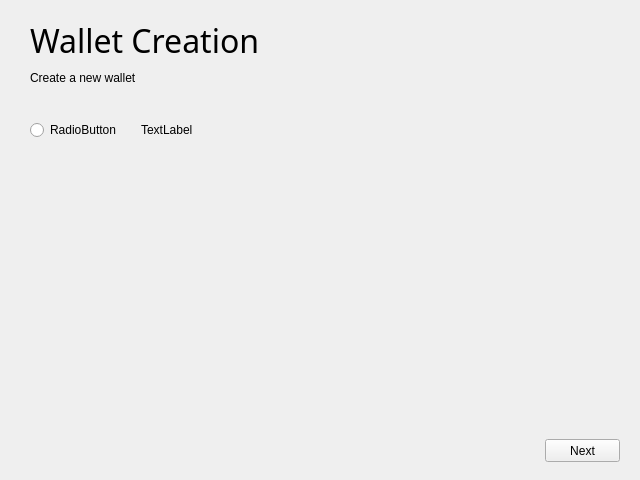
Old version of the form wallet/designer/onboarding.ui in the repository HarukaMa/aleo-wallet.
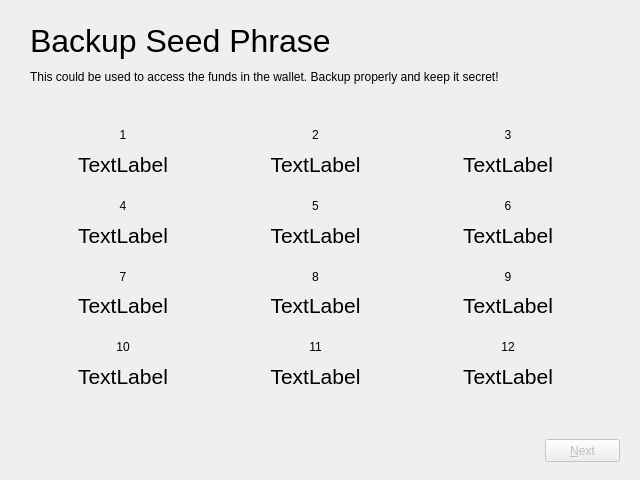
New version of the form. The open tabs and pages were chosen to show the change. Custom widgets are drawn as their Qt base class.

```diff
--- a/wallet/designer/onboarding.ui
+++ b/wallet/designer/onboarding.ui
@@ -53,6 +53,9 @@
     </item>
     <item>
      <widget class="CrossPushButton" name="next_button">
+      <property name="enabled">
+       <bool>false</bool>
+      </property>
       <property name="sizePolicy">
        <sizepolicy hsizetype="Fixed" vsizetype="Fixed">
         <horstretch>0</horstretch>
@@ -72,7 +75,7 @@
        </size>
       </property>
       <property name="text">
-       <string>Next</string>
+       <string>&amp;Next</string>
       </property>
      </widget>
     </item>
@@ -100,15 +103,8 @@
        <height>41</height>
       </rect>
      </property>
-     <property name="sizePolicy">
-      <sizepolicy hsizetype="MinimumExpanding" vsizetype="Preferred">
-       <horstretch>0</horstretch>
-       <verstretch>0</verstretch>
-      </sizepolicy>
-     </property>
      <property name="font">
       <font>
-       <family>A-OTF Gothic BBB Pr5</family>
        <pointsize>24</pointsize>
       </font>
      </property>
@@ -126,10 +122,13 @@
       </rect>
      </property>
      <property name="text">
-      <string>Create a new wallet</string>
+      <string>Create or import a wallet</string>
+     </property>
+     <property name="alignment">
+      <set>Qt::AlignLeading|Qt::AlignLeft|Qt::AlignTop</set>
      </property>
     </widget>
-    <widget class="QWidget" name="">
+    <widget class="QWidget" name="layoutWidget">
      <property name="geometry">
       <rect>
        <x>30</x>
@@ -140,29 +139,664 @@
      </property>
      <layout class="QFormLayout" name="formLayout">
       <property name="formAlignment">
-       <set>Qt::AlignLeading|Qt::AlignLeft|Qt::AlignTop</set>
+       <set>Qt::AlignLeading|Qt::AlignLeft|Qt::AlignVCenter</set>
       </property>
       <property name="horizontalSpacing">
-       <number>20</number>
+       <number>50</number>
       </property>
-      <item row="0" column="0">
-       <widget class="QRadioButton" name="radioButton">
-        <property name="text">
-         <string>RadioButton</string>
-        </property>
-       </widget>
-      </item>
+      <property name="verticalSpacing">
+       <number>100</number>
+      </property>
       <item row="0" column="1">
        <widget class="QLabel" name="label_2">
         <property name="text">
-         <string>TextLabel</string>
+         <string>Create a new wallet from scratch. You can import existing private keys afterwards.</string>
         </property>
+        <property name="wordWrap">
+         <bool>true</bool>
+        </property>
        </widget>
       </item>
      </layout>
     </widget>
    </widget>
-   <widget class="QWidget" name="page_2"/>
+   <widget class="QWidget" name="create_1">
+    <widget class="QLabel" name="label_5">
+     <property name="geometry">
+      <rect>
+       <x>30</x>
+       <y>20</y>
+       <width>581</width>
+       <height>41</height>
+      </rect>
+     </property>
+     <property name="font">
+      <font>
+       <pointsize>24</pointsize>
+      </font>
+     </property>
+     <property name="text">
+      <string>Create Password</string>
+     </property>
+    </widget>
+    <widget class="QWidget" name="verticalLayoutWidget">
+     <property name="geometry">
+      <rect>
+       <x>29</x>
+       <y>120</y>
+       <width>571</width>
+       <height>261</height>
+      </rect>
+     </property>
+     <layout class="QVBoxLayout" name="verticalLayout">
+      <item>
+       <spacer name="verticalSpacer">
+        <property name="orientation">
+         <enum>Qt::Vertical</enum>
+        </property>
+        <property name="sizeHint" stdset="0">
+         <size>
+          <width>20</width>
+          <height>40</height>
+         </size>
+        </property>
+       </spacer>
+      </item>
+      <item>
+       <widget class="QLabel" name="label_6">
+        <property name="text">
+         <string>Password</string>
+        </property>
+       </widget>
+      </item>
+      <item>
+       <widget class="QLineEdit" name="password_input">
+        <property name="echoMode">
+         <enum>QLineEdit::Password</enum>
+        </property>
+       </widget>
+      </item>
+      <item>
+       <spacer name="verticalSpacer_2">
+        <property name="orientation">
+         <enum>Qt::Vertical</enum>
+        </property>
+        <property name="sizeHint" stdset="0">
+         <size>
+          <width>20</width>
+          <height>40</height>
+         </size>
+        </property>
+       </spacer>
+      </item>
+      <item>
+       <widget class="QLabel" name="label_7">
+        <property name="text">
+         <string>Confirm password</string>
+        </property>
+       </widget>
+      </item>
+      <item>
+       <widget class="QLineEdit" name="password_confirm_input">
+        <property name="echoMode">
+         <enum>QLineEdit::Password</enum>
+        </property>
+       </widget>
+      </item>
+      <item>
+       <spacer name="verticalSpacer_3">
+        <property name="orientation">
+         <enum>Qt::Vertical</enum>
+        </property>
+        <property name="sizeHint" stdset="0">
+         <size>
+          <width>20</width>
+          <height>40</height>
+         </size>
+        </property>
+       </spacer>
+      </item>
+     </layout>
+    </widget>
+    <widget class="QLabel" name="label_8">
+     <property name="geometry">
+      <rect>
+       <x>30</x>
+       <y>70</y>
+       <width>581</width>
+       <height>16</height>
+      </rect>
+     </property>
+     <property name="text">
+      <string>Create a strong password for the wallet. Currently there is no password strength detection though.
+      </string>
+     </property>
+     <property name="alignment">
+      <set>Qt::AlignLeading|Qt::AlignLeft|Qt::AlignTop</set>
+     </property>
+    </widget>
+   </widget>
+   <widget class="QWidget" name="mnemonic">
+    <widget class="QLabel" name="label_9">
+     <property name="geometry">
+      <rect>
+       <x>30</x>
+       <y>20</y>
+       <width>581</width>
+       <height>41</height>
+      </rect>
+     </property>
+     <property name="font">
+      <font>
+       <pointsize>24</pointsize>
+      </font>
+     </property>
+     <property name="text">
+      <string>Backup Seed Phrase</string>
+     </property>
+    </widget>
+    <widget class="QLabel" name="label_10">
+     <property name="geometry">
+      <rect>
+       <x>30</x>
+       <y>70</y>
+       <width>581</width>
+       <height>16</height>
+      </rect>
+     </property>
+     <property name="text">
+      <string>This could be used to access the funds in the wallet. Backup properly and keep it secret!</string>
+     </property>
+     <property name="alignment">
+      <set>Qt::AlignLeading|Qt::AlignLeft|Qt::AlignTop</set>
+     </property>
+    </widget>
+    <widget class="QWidget" name="gridLayoutWidget">
+     <property name="geometry">
+      <rect>
+       <x>30</x>
+       <y>120</y>
+       <width>571</width>
+       <height>271</height>
+      </rect>
+     </property>
+     <layout class="QGridLayout" name="gridLayout">
+      <property name="horizontalSpacing">
+       <number>6</number>
+      </property>
+      <property name="verticalSpacing">
+       <number>12</number>
+      </property>
+      <item row="2" column="0">
+       <layout class="QVBoxLayout" name="verticalLayout_5">
+        <property name="spacing">
+         <number>0</number>
+        </property>
+        <item>
+         <widget class="QLabel" name="label_17">
+          <property name="text">
+           <string>7</string>
+          </property>
+          <property name="alignment">
+           <set>Qt::AlignCenter</set>
+          </property>
+         </widget>
+        </item>
+        <item>
+         <widget class="QLabel" name="word_7_label">
+          <property name="font">
+           <font>
+            <pointsize>16</pointsize>
+           </font>
+          </property>
+          <property name="text">
+           <string>TextLabel</string>
+          </property>
+          <property name="alignment">
+           <set>Qt::AlignCenter</set>
+          </property>
+         </widget>
+        </item>
+       </layout>
+      </item>
+      <item row="0" column="1">
+       <layout class="QVBoxLayout" name="verticalLayout_3">
+        <property name="spacing">
+         <number>0</number>
+        </property>
+        <item>
+         <widget class="QLabel" name="label_13">
+          <property name="text">
+           <string>2</string>
+          </property>
+          <property name="alignment">
+           <set>Qt::AlignCenter</set>
+          </property>
+         </widget>
+        </item>
+        <item>
+         <widget class="QLabel" name="word_2_label">
+          <property name="font">
+           <font>
+            <pointsize>16</pointsize>
+           </font>
+          </property>
+          <property name="text">
+           <string>TextLabel</string>
+          </property>
+          <property name="alignment">
+           <set>Qt::AlignCenter</set>
+          </property>
+         </widget>
+        </item>
+       </layout>
+      </item>
+      <item row="0" column="0">
+       <layout class="QVBoxLayout" name="verticalLayout_2">
+        <property name="spacing">
+         <number>0</number>
+        </property>
+        <item>
+         <widget class="QLabel" name="label_11">
+          <property name="text">
+           <string>1</string>
+          </property>
+          <property name="alignment">
+           <set>Qt::AlignCenter</set>
+          </property>
+         </widget>
+        </item>
+        <item>
+         <widget class="QLabel" name="word_1_label">
+          <property name="font">
+           <font>
+            <pointsize>16</pointsize>
+           </font>
+          </property>
+          <property name="text">
+           <string>TextLabel</string>
+          </property>
+          <property name="alignment">
+           <set>Qt::AlignCenter</set>
+          </property>
+         </widget>
+        </item>
+       </layout>
+      </item>
+      <item row="0" column="2">
+       <layout class="QVBoxLayout" name="verticalLayout_6">
+        <property name="spacing">
+         <number>0</number>
+        </property>
+        <item>
+         <widget class="QLabel" name="label_19">
+          <property name="text">
+           <string>3</string>
+          </property>
+          <property name="alignment">
+           <set>Qt::AlignCenter</set>
+          </property>
+         </widget>
+        </item>
+        <item>
+         <widget class="QLabel" name="word_3_label">
+          <property name="font">
+           <font>
+            <pointsize>16</pointsize>
+           </font>
+          </property>
+          <property name="text">
+           <string>TextLabel</string>
+          </property>
+          <property name="alignment">
+           <set>Qt::AlignCenter</set>
+          </property>
+         </widget>
+        </item>
+       </layout>
+      </item>
+      <item row="1" column="0">
+       <layout class="QVBoxLayout" name="verticalLayout_4">
+        <property name="spacing">
+         <number>0</number>
+        </property>
+        <item>
+         <widget class="QLabel" name="label_15">
+          <property name="text">
+           <string>4</string>
+          </property>
+          <property name="alignment">
+           <set>Qt::AlignCenter</set>
+          </property>
+         </widget>
+        </item>
+        <item>
+         <widget class="QLabel" name="word_4_label">
+          <property name="font">
+           <font>
+            <pointsize>16</pointsize>
+           </font>
+          </property>
+          <property name="text">
+           <string>TextLabel</string>
+          </property>
+          <property name="alignment">
+           <set>Qt::AlignCenter</set>
+          </property>
+         </widget>
+        </item>
+       </layout>
+      </item>
+      <item row="3" column="0">
+       <layout class="QVBoxLayout" name="verticalLayout_7">
+        <property name="spacing">
+         <number>0</number>
+        </property>
+        <item>
+         <widget class="QLabel" name="label_21">
+          <property name="text">
+           <string>10</string>
+          </property>
+          <property name="alignment">
+           <set>Qt::AlignCenter</set>
+          </property>
+         </widget>
+        </item>
+        <item>
+         <widget class="QLabel" name="word_10_label">
+          <property name="font">
+           <font>
+            <pointsize>16</pointsize>
+           </font>
+          </property>
+          <property name="text">
+           <string>TextLabel</string>
+          </property>
+          <property name="alignment">
+           <set>Qt::AlignCenter</set>
+          </property>
+         </widget>
+        </item>
+       </layout>
+      </item>
+      <item row="1" column="1">
+       <layout class="QVBoxLayout" name="verticalLayout_8">
+        <property name="spacing">
+         <number>0</number>
+        </property>
+        <item>
+         <widget class="QLabel" name="label_23">
+          <property name="text">
+           <string>5</string>
+          </property>
+          <property name="alignment">
+           <set>Qt::AlignCenter</set>
+          </property>
+         </widget>
+        </item>
+        <item>
+         <widget class="QLabel" name="word_5_label">
+          <property name="font">
+           <font>
+            <pointsize>16</pointsize>
+           </font>
+          </property>
+          <property name="text">
+           <string>TextLabel</string>
+          </property>
+          <property name="alignment">
+           <set>Qt::AlignCenter</set>
+          </property>
+         </widget>
+        </item>
+       </layout>
+      </item>
+      <item row="1" column="2">
+       <layout class="QVBoxLayout" name="verticalLayout_9">
+        <property name="spacing">
+         <number>0</number>
+        </property>
+        <item>
+         <widget class="QLabel" name="label_25">
+          <property name="text">
+           <string>6</string>
+          </property>
+          <property name="alignment">
+           <set>Qt::AlignCenter</set>
+          </property>
+         </widget>
+        </item>
+        <item>
+         <widget class="QLabel" name="word_6_label">
+          <property name="font">
+           <font>
+            <pointsize>16</pointsize>
+           </font>
+          </property>
+          <property name="text">
+           <string>TextLabel</string>
+          </property>
+          <property name="alignment">
+           <set>Qt::AlignCenter</set>
+          </property>
+         </widget>
+        </item>
+       </layout>
+      </item>
+      <item row="2" column="2">
+       <layout class="QVBoxLayout" name="verticalLayout_11">
+        <property name="spacing">
+         <number>0</number>
+        </property>
+        <item>
+         <widget class="QLabel" name="label_29">
+          <property name="text">
+           <string>9</string>
+          </property>
+          <property name="alignment">
+           <set>Qt::AlignCenter</set>
+          </property>
+         </widget>
+        </item>
+        <item>
+         <widget class="QLabel" name="word_9_label">
+          <property name="font">
+           <font>
+            <pointsize>16</pointsize>
+           </font>
+          </property>
+          <property name="text">
+           <string>TextLabel</string>
+          </property>
+          <property name="alignment">
+           <set>Qt::AlignCenter</set>
+          </property>
+         </widget>
+        </item>
+       </layout>
+      </item>
+      <item row="2" column="1">
+       <layout class="QVBoxLayout" name="verticalLayout_12">
+        <property name="spacing">
+         <number>0</number>
+        </property>
+        <item>
+         <widget class="QLabel" name="label_31">
+          <property name="text">
+           <string>8</string>
+          </property>
+          <property name="alignment">
+           <set>Qt::AlignCenter</set>
+          </property>
+         </widget>
+        </item>
+        <item>
+         <widget class="QLabel" name="word_8_label">
+          <property name="font">
+           <font>
+            <pointsize>16</pointsize>
+           </font>
+          </property>
+          <property name="text">
+           <string>TextLabel</string>
+          </property>
+          <property name="alignment">
+           <set>Qt::AlignCenter</set>
+          </property>
+         </widget>
+        </item>
+       </layout>
+      </item>
+      <item row="3" column="1">
+       <layout class="QVBoxLayout" name="verticalLayout_13">
+        <property name="spacing">
+         <number>0</number>
+        </property>
+        <item>
+         <widget class="QLabel" name="label_33">
+          <property name="text">
+           <string>11</string>
+          </property>
+          <property name="alignment">
+           <set>Qt::AlignCenter</set>
+          </property>
+         </widget>
+        </item>
+        <item>
+         <widget class="QLabel" name="word_11_label">
+          <property name="font">
+           <font>
+            <pointsize>16</pointsize>
+           </font>
+          </property>
+          <property name="text">
+           <string>TextLabel</string>
+          </property>
+          <property name="alignment">
+           <set>Qt::AlignCenter</set>
+          </property>
+         </widget>
+        </item>
+       </layout>
+      </item>
+      <item row="3" column="2">
+       <layout class="QVBoxLayout" name="verticalLayout_14">
+        <property name="spacing">
+         <number>0</number>
+        </property>
+        <item>
+         <widget class="QLabel" name="label_35">
+          <property name="text">
+           <string>12</string>
+          </property>
+          <property name="alignment">
+           <set>Qt::AlignCenter</set>
+          </property>
+         </widget>
+        </item>
+        <item>
+         <widget class="QLabel" name="word_12_label">
+          <property name="font">
+           <font>
+            <pointsize>16</pointsize>
+           </font>
+          </property>
+          <property name="text">
+           <string>TextLabel</string>
+          </property>
+          <property name="alignment">
+           <set>Qt::AlignCenter</set>
+          </property>
+         </widget>
+        </item>
+       </layout>
+      </item>
+     </layout>
+    </widget>
+   </widget>
+   <widget class="QWidget" name="mnemonic_verify">
+    <widget class="QLabel" name="label_12">
+     <property name="geometry">
+      <rect>
+       <x>30</x>
+       <y>20</y>
+       <width>581</width>
+       <height>41</height>
+      </rect>
+     </property>
+     <property name="font">
+      <font>
+       <pointsize>24</pointsize>
+      </font>
+     </property>
+     <property name="text">
+      <string>Verify Seed Phrase</string>
+     </property>
+    </widget>
+    <widget class="QLabel" name="label_14">
+     <property name="geometry">
+      <rect>
+       <x>30</x>
+       <y>70</y>
+       <width>581</width>
+       <height>41</height>
+      </rect>
+     </property>
+     <property name="text">
+      <string>This step is supposed to verify if you have correctly backed up the seed phrase. Not sure how to design it
+       though, so it's blank right now. Just go to the next step.
+      </string>
+     </property>
+     <property name="alignment">
+      <set>Qt::AlignLeading|Qt::AlignLeft|Qt::AlignTop</set>
+     </property>
+     <property name="wordWrap">
+      <bool>true</bool>
+     </property>
+    </widget>
+   </widget>
+   <widget class="QWidget" name="completed">
+    <widget class="QLabel" name="label_16">
+     <property name="geometry">
+      <rect>
+       <x>30</x>
+       <y>20</y>
+       <width>581</width>
+       <height>41</height>
+      </rect>
+     </property>
+     <property name="font">
+      <font>
+       <pointsize>24</pointsize>
+      </font>
+     </property>
+     <property name="text">
+      <string>You're Set Up</string>
+     </property>
+    </widget>
+    <widget class="QLabel" name="label_18">
+     <property name="geometry">
+      <rect>
+       <x>30</x>
+       <y>70</y>
+       <width>581</width>
+       <height>101</height>
+      </rect>
+     </property>
+     <property name="text">
+      <string>&lt;html&gt;&lt;head/&gt;&lt;body&gt;&lt;p&gt;Remember that nobody can recover the password or the seed
+       phrase for you. &lt;/p&gt;&lt;p&gt;You can still reveal the seed phrase or change the password after you unlock
+       the wallet.&lt;/p&gt;&lt;/body&gt;&lt;/html&gt;
+      </string>
+     </property>
+     <property name="alignment">
+      <set>Qt::AlignLeading|Qt::AlignLeft|Qt::AlignTop</set>
+     </property>
+     <property name="wordWrap">
+      <bool>true</bool>
+     </property>
+    </widget>
+   </widget>
   </widget>
  </widget>
  <customwidgets>
```
Left out of the diff: 29 changed lines with no effect on the pictures.
